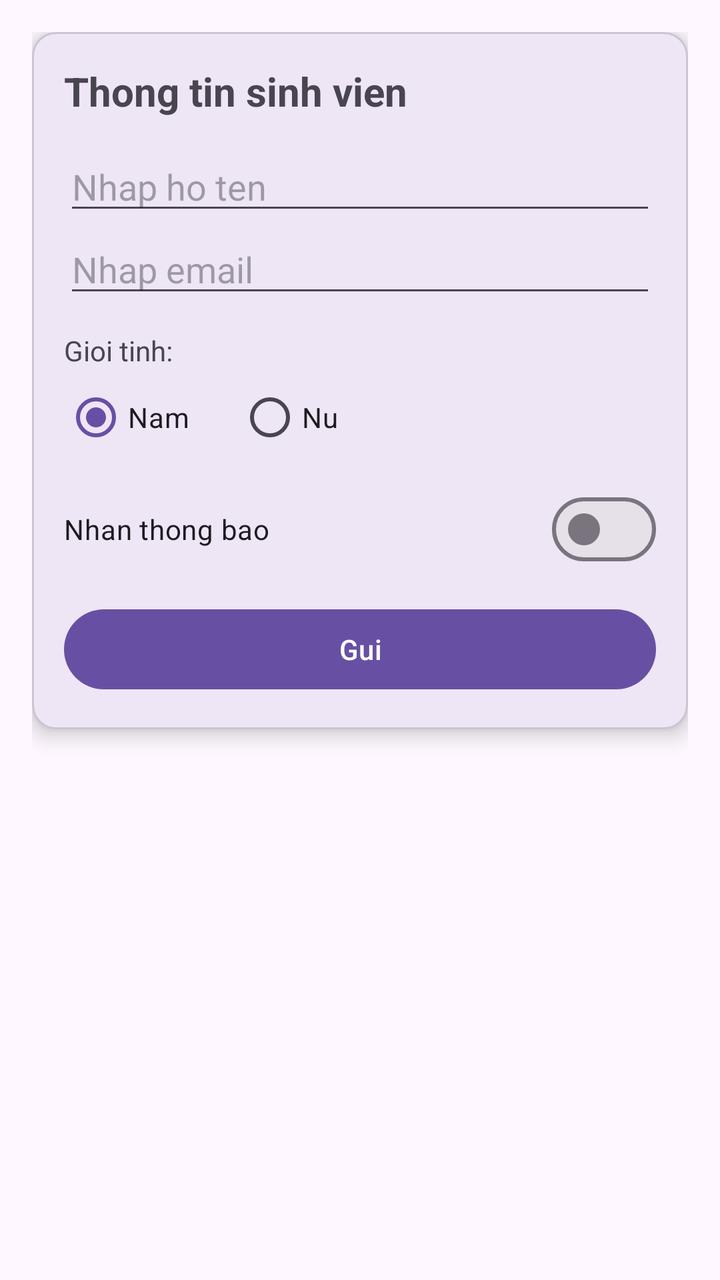
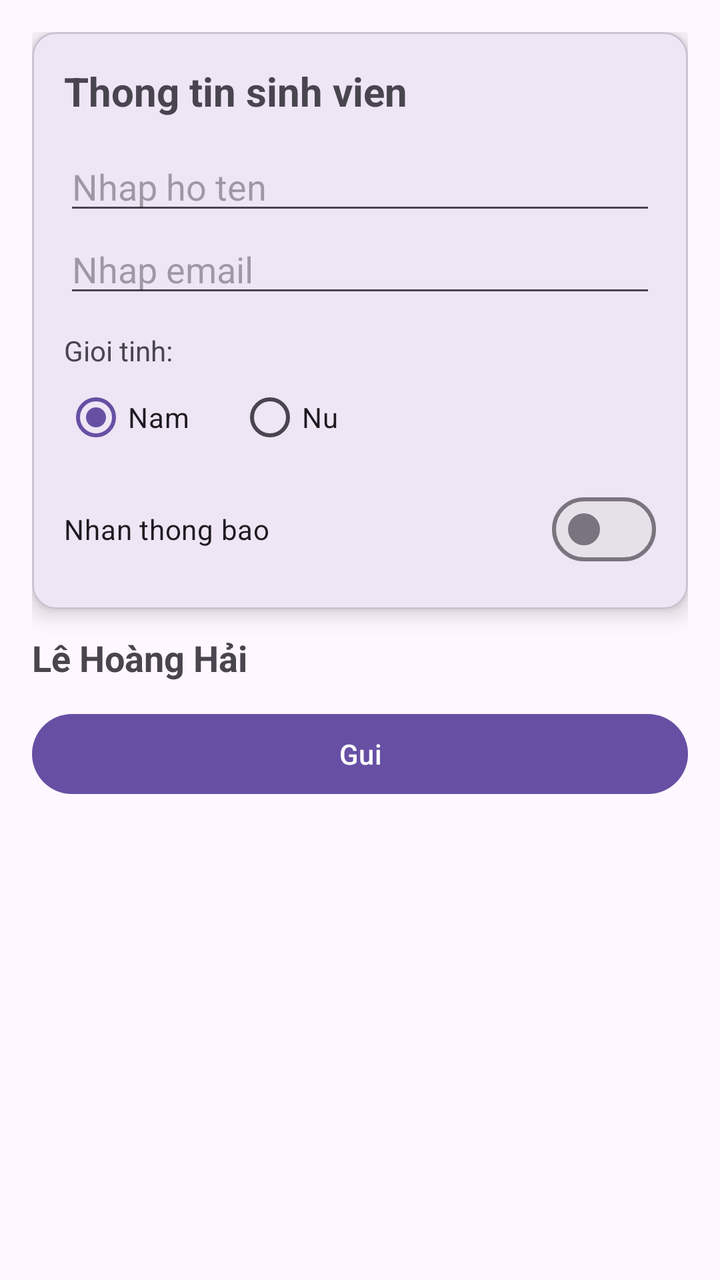

An Android layout rendered at two revisions. The XML below is the earlier revision; the diff shows what the commit changed to produce the second picture.
<!-- AndroidManifest.xml: application theme Theme.Baitap -->
<!-- res/layout/activity_main.xml -->
<?xml version="1.0" encoding="utf-8"?>
<LinearLayout xmlns:android="http://schemas.android.com/apk/res/android"
    xmlns:tools="http://schemas.android.com/tools"
    android:id="@+id/main"
    android:layout_width="match_parent"
    android:layout_height="match_parent"
    android:orientation="vertical"
    android:padding="16dp"
    tools:context=".MainActivity">

    <com.google.android.material.card.MaterialCardView
        android:layout_width="match_parent"
        android:layout_height="wrap_content"
        app:cardCornerRadius="12dp"
        app:cardElevation="6dp"
        xmlns:app="http://schemas.android.com/apk/res-auto">

        <LinearLayout
            android:layout_width="match_parent"
            android:layout_height="wrap_content"
            android:orientation="vertical"
            android:padding="16dp">

            <TextView
                android:layout_width="wrap_content"
                android:layout_height="wrap_content"
                android:text="Thong tin sinh vien"
                android:textSize="20sp"
                android:textStyle="bold" />

            <EditText
                android:layout_width="match_parent"
                android:layout_height="wrap_content"
                android:layout_marginTop="12dp"
                android:hint="Nhap ho ten"
                android:inputType="textPersonName" />

            <EditText
                android:layout_width="match_parent"
                android:layout_height="wrap_content"
                android:hint="Nhap email"
                android:inputType="textEmailAddress" />

            <TextView
                android:layout_width="wrap_content"
                android:layout_height="wrap_content"
                android:layout_marginTop="12dp"
                android:text="Gioi tinh:" />

            <RadioGroup
                android:layout_width="match_parent"
                android:layout_height="wrap_content"
                android:orientation="horizontal">

                <RadioButton
                    android:layout_width="wrap_content"
                    android:layout_height="wrap_content"
                    android:checked="true"
                    android:text="Nam" />

                <RadioButton
                    android:layout_width="wrap_content"
                    android:layout_height="wrap_content"
                    android:layout_marginStart="24dp"
                    android:text="Nu" />
            </RadioGroup>

            <com.google.android.material.materialswitch.MaterialSwitch
                android:layout_width="match_parent"
                android:layout_height="wrap_content"
                android:layout_marginTop="8dp"
                android:text="Nhan thong bao" />

            <Button
                android:layout_width="match_parent"
                android:layout_height="wrap_content"
                android:layout_marginTop="12dp"
                android:text="Gui" />
        </LinearLayout>
    </com.google.android.material.card.MaterialCardView>

</LinearLayout>
<!-- resources referenced by this layout -->
<resources>
  <style name="Theme.Baitap" parent="Base.Theme.Baitap" />
  <style name="Base.Theme.Baitap" parent="Theme.Material3.DayNight.NoActionBar">
          
          
      </style>
</resources>

<!-- the commit's change to res/layout/activity_main.xml (unified diff, before → after) -->
@@ -71,12 +71,22 @@
                 android:layout_marginTop="8dp"
                 android:text="Nhan thong bao" />
 
-            <Button
-                android:layout_width="match_parent"
-                android:layout_height="wrap_content"
-                android:layout_marginTop="12dp"
-                android:text="Gui" />
         </LinearLayout>
     </com.google.android.material.card.MaterialCardView>
+    <TextView
+        android:id="@+id/tvTen"
+        android:layout_width="wrap_content"
+        android:layout_height="wrap_content"
+        android:layout_marginTop="12dp"
+        android:text="Lê Hoàng Hải"
+        android:textSize="18sp"
+        android:textStyle="bold" />
+
+    <Button
+        android:id="@+id/btnGui"
+        android:layout_width="match_parent"
+        android:layout_height="wrap_content"
+        android:layout_marginTop="12dp"
+        android:text="Gui" />
 
 </LinearLayout>
